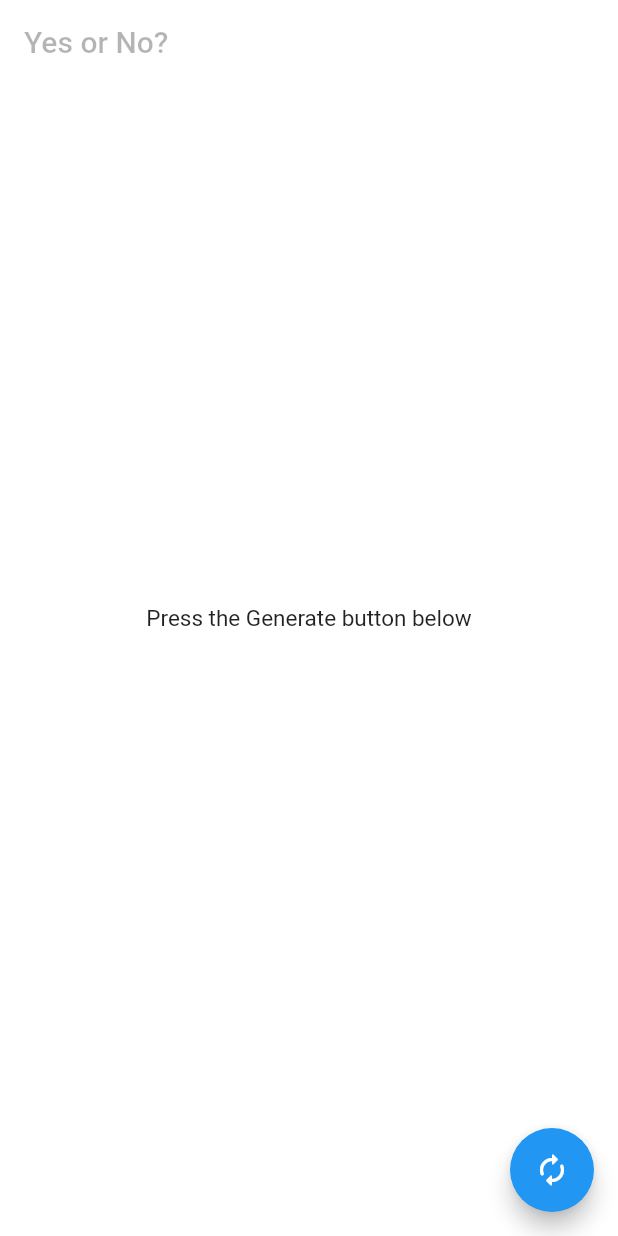
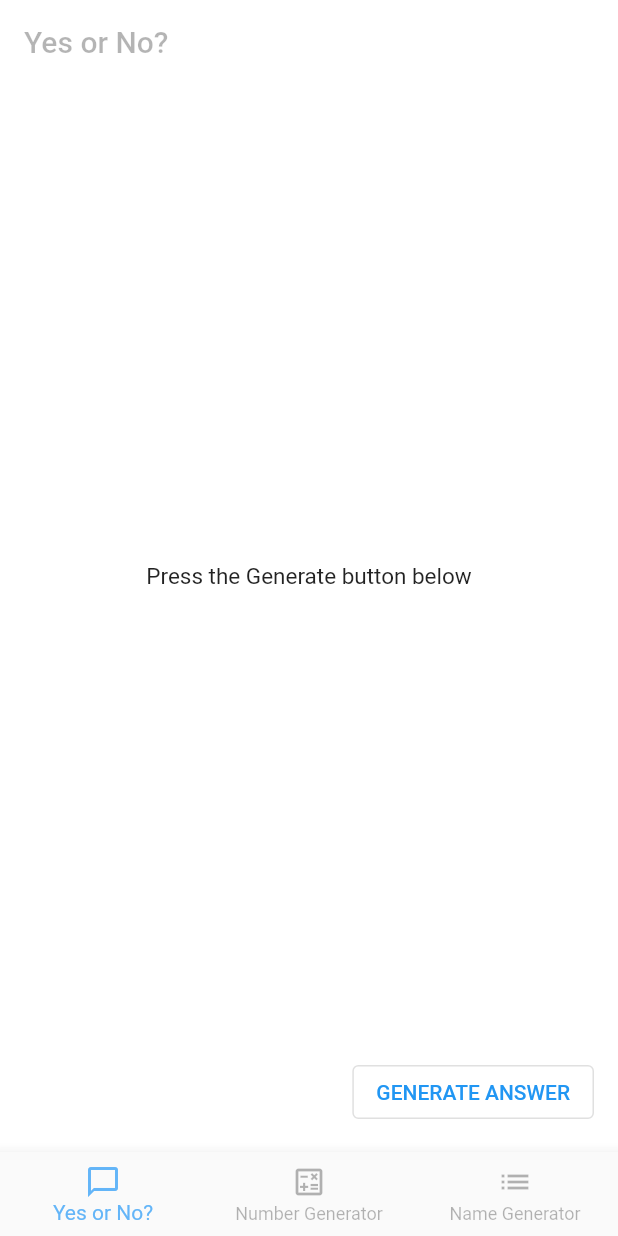
Before and after one commit to Jakhaar/random_app, a Flutter app: the screen it shows after launch, on a phone screen of 412 x 824 dp. Run offline on Flutter 3.47's test engine with Material 2 defaults, Android fonts, the phone set to English and light mode, and no system bars.

Commit message:
Added Button

```diff
--- a/lib/views/yes_or_no.dart
+++ b/lib/views/yes_or_no.dart
@@ -1,6 +1,7 @@
 import 'dart:math';
 
 import 'package:flutter/material.dart';
+import 'package:random_app/widgets/outlined_button.dart';
 
 class YesOrNo extends StatefulWidget {
   const YesOrNo({Key? key}) : super(key: key);
@@ -10,12 +11,12 @@ class YesOrNo extends StatefulWidget {
 }
 
 class _YesOrNoState extends State<YesOrNo> {
-  final List<String> answer = ["Yes!", "No!"];
-  final String _title = "Yes or No?";
-  final Random randomNumber = Random();
-  int _value = 0;
-  bool buttonPressed = false;
-  double size = 15;
+  static const List<String> _answers = ["Yes!", "No!"];
+  static const String _title = "Yes or No?";
+  final Random _randomNumber = Random();
+  int _value = 0, currentIndex = 0;
+  bool _buttonPressed = false;
+  double _size = 15;
 
   @override
   Widget build(BuildContext context) {
@@ -25,28 +26,53 @@ class _YesOrNoState extends State<YesOrNo> {
       appBar: AppBar(
         backgroundColor: const Color.fromARGB(255, 255, 255, 255),
         elevation: 0,
-        title: Text(
+        title: const Text(
           _title,
-          style: const TextStyle(color: Color.fromARGB(75, 0, 0, 0)),
+          style: TextStyle(color: Color.fromARGB(75, 0, 0, 0)),
         ),
       ),
       body: Center(
         child: Text(
-          buttonPressed == true
-              ? answer[_value]
+          _buttonPressed == true
+              ? _answers[_value]
               : "Press the Generate button below",
-          style: TextStyle(fontSize: size),
+          style: TextStyle(fontSize: _size),
         ),
       ),
-      floatingActionButton: FloatingActionButton(
-        onPressed: () => setState(() => {
-              _value = (randomNumber.nextInt(10) % 2),
-              buttonPressed = true,
-              size = 50
-            }),
-        tooltip: 'Generate Button',
-        child: const Icon(Icons.autorenew_rounded),
+      floatingActionButton: OutlinedButton(
+        child: Text("GENERATE ANSWER"),
+        onPressed: () => setState(() {
+          _value = (_randomNumber.nextInt(10) % 2);
+          _buttonPressed = true;
+          _size = 50;
+        }),
       ),
+      // floatingActionButton: FloatingActionButton(
+      //   onPressed: () => setState(() {
+      //     _value = (randomNumber.nextInt(10) % 2);
+      //     buttonPressed = true;
+      //     size = 50;
+      //   }),
+      //   tooltip: 'Generate Button',
+      //   child: const Icon(Icons.autorenew_rounded),
+      // ),
+      bottomNavigationBar: BottomNavigationBar(
+          type: BottomNavigationBarType.fixed,
+          currentIndex: currentIndex,
+          unselectedItemColor: Color.fromARGB(75, 0, 0, 0),
+          selectedItemColor: const Color.fromARGB(255, 99, 181, 248),
+          onTap: (index) => setState(() {
+                currentIndex = index;
+              }),
+          items: const [
+            BottomNavigationBarItem(
+                icon: Icon(Icons.chat_bubble_outline), label: "Yes or No?"),
+            BottomNavigationBarItem(
+                icon: Icon(Icons.calculate_outlined),
+                label: "Number Generator"),
+            BottomNavigationBarItem(
+                icon: Icon(Icons.list), label: "Name Generator")
+          ]),
     );
   }
 }
```
Also changed, not shown: lib/widgets/outlined_button.dart (added, +20 -0 lines).
